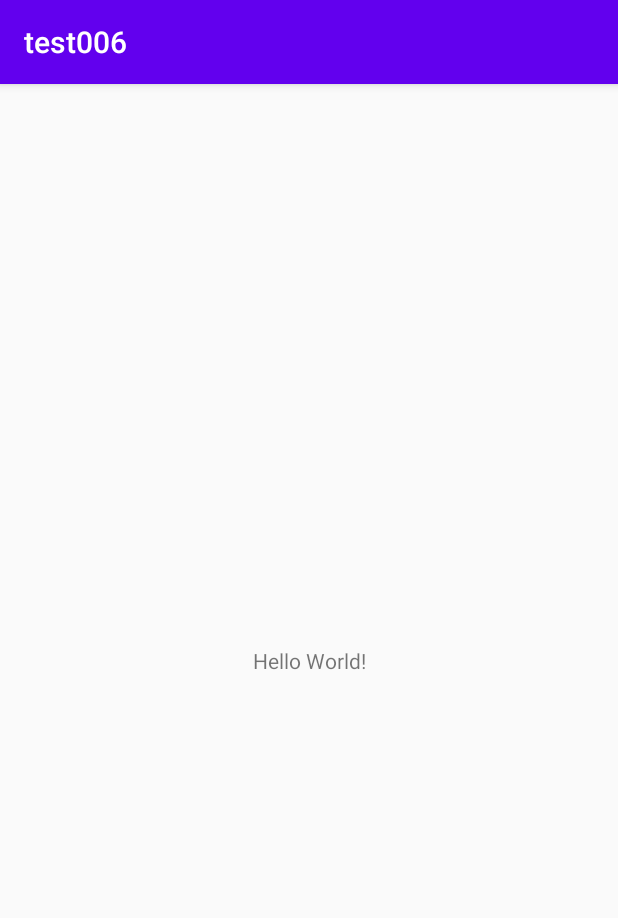
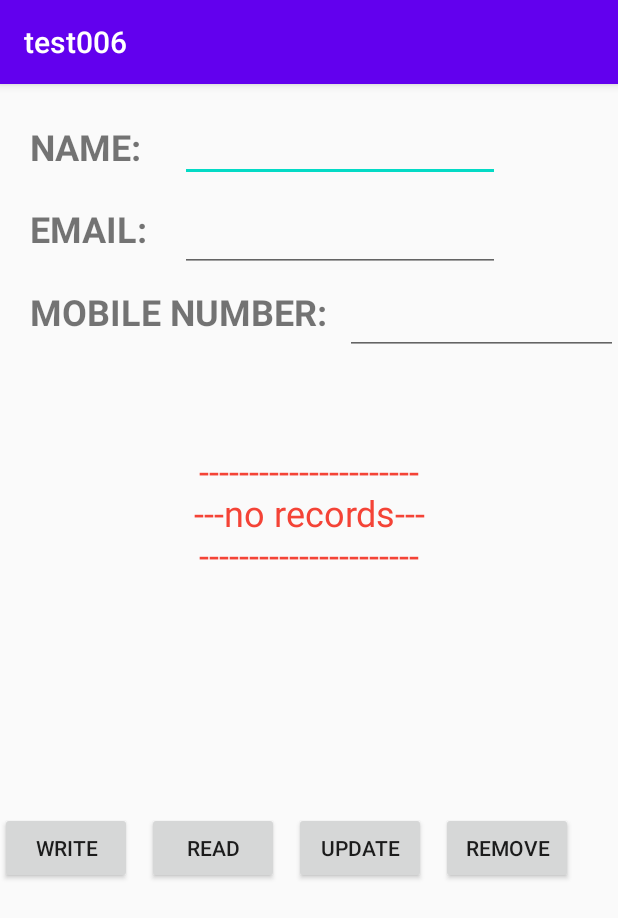
Before and after one commit to IovryTower/db006, an Android app: the screen it shows after launch (MainActivity), on a phone screen of 412 x 824 dp. Shown: the top 918 px of the screen. Run offline under Robolectric (Android 15) with nearby library versions, the phone set to English and light mode, and no system bars.

Commit message:
update UI

```diff
--- a/test006/app/src/main/java/com/example/test006/MainActivity.java
+++ b/test006/app/src/main/java/com/example/test006/MainActivity.java
@@ -3,6 +3,10 @@ package com.example.test006;
 import androidx.appcompat.app.AppCompatActivity;
 
 import android.os.Bundle;
+import android.view.View;
+import android.widget.Button;
+import android.widget.EditText;
+import android.widget.TextView;
 
 public class MainActivity extends AppCompatActivity {
 
@@ -10,5 +14,39 @@ public class MainActivity extends AppCompatActivity {
     protected void onCreate(Bundle savedInstanceState) {
         super.onCreate(savedInstanceState);
         setContentView(R.layout.activity_main);
+        EditText e_name,e_email,e_num;
+        TextView show;
+        e_name=findViewById(R.id.edit_name);
+        e_email=findViewById(R.id.edit_email);
+        e_num=findViewById(R.id.edit_num);
+        show=findViewById(R.id.text_show);
+
+        Button btn_write,btn_read,btn_update,btn_remove;
+        btn_write=findViewById(R.id.btn_write);
+        btn_read=findViewById(R.id.btn_read);
+        btn_update=findViewById(R.id.btn_update);
+        btn_remove=findViewById(R.id.btn_remove);
+
+        btn_write.setOnClickListener(new View.OnClickListener() {
+            @Override
+            public void onClick(View v) {
+
+
+            }
+        });
+
+
+
+
+
+
+
+
+
+
+
+
+
+
     }
 }
--- a/test006/app/src/main/res/layout/activity_main.xml
+++ b/test006/app/src/main/res/layout/activity_main.xml
@@ -1,5 +1,5 @@
 <?xml version="1.0" encoding="utf-8"?>
-<androidx.constraintlayout.widget.ConstraintLayout xmlns:android="http://schemas.android.com/apk/res/android"
+<RelativeLayout xmlns:android="http://schemas.android.com/apk/res/android"
     xmlns:app="http://schemas.android.com/apk/res-auto"
     xmlns:tools="http://schemas.android.com/tools"
     android:layout_width="match_parent"
@@ -7,12 +7,119 @@
     tools:context=".MainActivity">
 
     <TextView
+        android:id="@+id/name"
         android:layout_width="wrap_content"
         android:layout_height="wrap_content"
-        android:text="Hello World!"
-        app:layout_constraintBottom_toBottomOf="parent"
-        app:layout_constraintLeft_toLeftOf="parent"
-        app:layout_constraintRight_toRightOf="parent"
-        app:layout_constraintTop_toTopOf="parent" />
+        android:layout_marginLeft="20dp"
+        android:layout_marginTop="25dp"
+        android:text="NAME:"
+        android:textSize="24sp"
+        android:textStyle="bold"
+        tools:layout_editor_absoluteX="16dp"
+        tools:layout_editor_absoluteY="16dp" />
 
-</androidx.constraintlayout.widget.ConstraintLayout>
+    <EditText
+        android:id="@+id/edit_name"
+        android:layout_width="wrap_content"
+        android:layout_height="wrap_content"
+        android:layout_marginLeft="120dp"
+        android:layout_marginTop="20dp"
+        android:ems="10"
+        android:inputType="textPersonName"
+        android:text=""/>
+    <TextView
+        android:id="@+id/email"
+        android:layout_width="wrap_content"
+        android:layout_height="wrap_content"
+        android:layout_marginLeft="20dp"
+        android:layout_marginTop="80dp"
+        android:text="EMAIL:"
+        android:textSize="24sp"
+        android:textStyle="bold"
+        tools:layout_editor_absoluteX="16dp"
+        tools:layout_editor_absoluteY="16dp" />
+
+    <EditText
+        android:id="@+id/edit_email"
+        android:layout_width="wrap_content"
+        android:layout_height="wrap_content"
+        android:layout_marginLeft="120dp"
+        android:layout_marginTop="80dp"
+        android:ems="10"
+        android:inputType="textPersonName"
+        android:text="" />
+
+    <TextView
+        android:id="@+id/num"
+        android:layout_width="wrap_content"
+        android:layout_height="wrap_content"
+        android:layout_marginLeft="20dp"
+        android:layout_marginTop="135dp"
+        android:text="MOBILE NUMBER:"
+        android:textSize="24sp"
+        android:textStyle="bold"
+        tools:layout_editor_absoluteX="16dp"
+        tools:layout_editor_absoluteY="16dp" />
+
+    <EditText
+        android:id="@+id/edit_num"
+        android:layout_width="wrap_content"
+        android:layout_height="wrap_content"
+        android:layout_marginLeft="230dp"
+        android:layout_marginTop="135dp"
+        android:ems="10"
+        android:inputType="textPersonName"
+        android:text="" />
+
+    <TextView
+        android:id="@+id/text_show"
+        android:layout_width="match_parent"
+        android:layout_height="263dp"
+        android:layout_alignTop="@+id/num"
+        android:layout_marginTop="50dp"
+        android:text="\n\n----------------------\n---no records---\n----------------------"
+        android:textAlignment="center"
+        android:textColor="#F44336"
+        android:textSize="24sp" />
+
+    <Button
+        android:id="@+id/btn_write"
+        android:layout_width="wrap_content"
+        android:layout_height="wrap_content"
+        android:layout_alignTop="@id/text_show"
+        android:layout_marginRight="10dp"
+        android:layout_marginTop="300dp"
+        android:text="WRITE" />
+
+    <Button
+        android:id="@+id/btn_read"
+        android:layout_width="wrap_content"
+        android:layout_height="wrap_content"
+        android:layout_alignTop="@id/text_show"
+        android:layout_toRightOf="@id/btn_write"
+        android:layout_marginRight="10dp"
+        android:layout_marginTop="300dp"
+        android:text="READ" />
+
+
+    <Button
+        android:id="@+id/btn_update"
+        android:layout_width="wrap_content"
+        android:layout_height="wrap_content"
+        android:layout_alignTop="@id/text_show"
+        android:layout_toRightOf="@id/btn_read"
+        android:layout_marginRight="10dp"
+        android:layout_marginTop="300dp"
+        android:text="UPDATE" />
+
+    <Button
+        android:id="@+id/btn_remove"
+        android:layout_width="wrap_content"
+        android:layout_height="wrap_content"
+        android:layout_alignTop="@id/text_show"
+        android:layout_toRightOf="@id/btn_update"
+        android:layout_marginRight="10dp"
+        android:layout_marginTop="300dp"
+        android:text="REMOVE" />
+
+</RelativeLayout>
```
